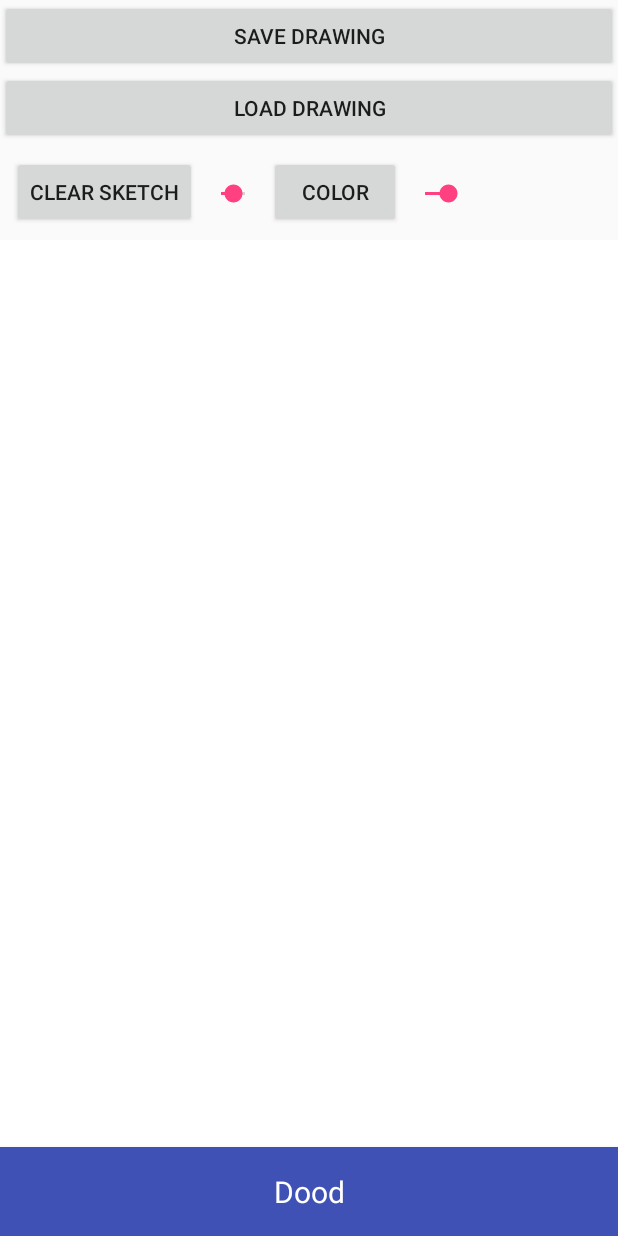
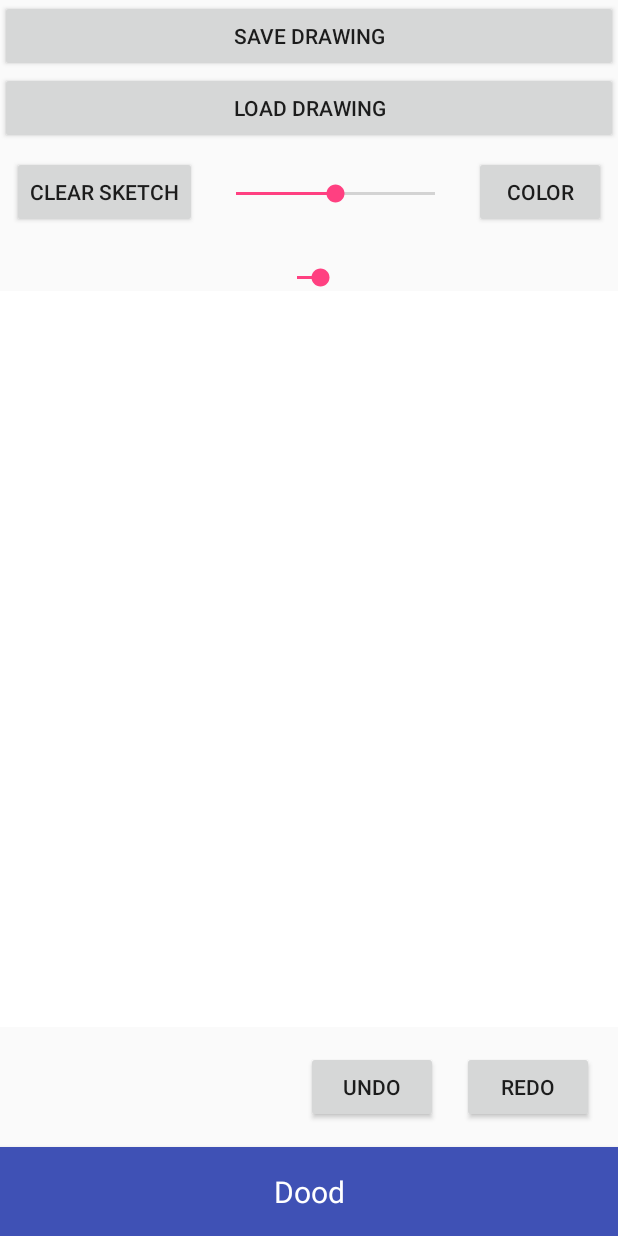
Before and after one commit to Larissa-Chelius/DoodleApp, an Android app built with Jetpack Compose: the screen it shows after launch (MainActivity), on a phone screen of 412 x 824 dp. Run offline under Robolectric (Android 15) with nearby library versions, the phone set to English and light mode, and no system bars.

Commit message:
working undo and redo button

```diff
--- a/app/src/main/java/com/example/dood/MainActivity.kt
+++ b/app/src/main/java/com/example/dood/MainActivity.kt
@@ -1,12 +1,13 @@
 package com.example.dood
 
+import android.content.DialogInterface
 import android.graphics.Color
 import android.os.Bundle
+import android.view.View
 import android.widget.Button
 import android.widget.SeekBar
+import androidx.appcompat.app.AlertDialog
 import androidx.appcompat.app.AppCompatActivity
-import androidx.appcompat.app.AlertDialog
-import android.content.DialogInterface
 
 class MainActivity : AppCompatActivity() {
     private var doodleView: DoodleView? = null
@@ -16,6 +17,8 @@ class MainActivity : AppCompatActivity() {
     private var colorButton: Button? = null
     private var saveButton: Button? = null
     private var loadButton: Button? = null
+    private var undoButton: Button? = null
+    private var redoButton: Button? = null
 
     override fun onCreate(savedInstanceState: Bundle?) {
         super.onCreate(savedInstanceState)
@@ -30,6 +33,8 @@ class MainActivity : AppCompatActivity() {
         colorButton = findViewById(R.id.btnColor)
         saveButton = findViewById(R.id.btnSave)
         loadButton = findViewById(R.id.btnLoad)
+        undoButton = findViewById(R.id.undoButton)
+        redoButton = findViewById(R.id.redoButton)
 
         // Set up Clear Button functionality
         clearButton?.setOnClickListener { doodleView?.clearCanvas() }
@@ -58,9 +63,11 @@ class MainActivity : AppCompatActivity() {
             override fun onStopTrackingTouch(seekBar: SeekBar) {}
         })
 
+        // Set up Color Picker Dialog
         colorButton?.setOnClickListener {
             showColorPickerDialog()
         }
+
         // Set up Save Button functionality
         saveButton?.setOnClickListener {
             doodleView?.saveDrawing()
@@ -69,6 +76,16 @@ class MainActivity : AppCompatActivity() {
         // Set up Load Button functionality
         loadButton?.setOnClickListener {
             doodleView?.loadDrawing()
+        }
+
+        // Set up Undo Button functionality
+        undoButton?.setOnClickListener {
+            doodleView?.undo() // Call the undo method in DoodleView
+        }
+
+        // Set up Redo Button functionality
+        redoButton?.setOnClickListener {
+            doodleView?.redo() // Call the redo method in DoodleView
         }
     }
 
--- a/app/src/main/res/layout/activity_main.xml
+++ b/app/src/main/res/layout/activity_main.xml
@@ -4,6 +4,8 @@
     android:layout_width="match_parent"
     android:layout_height="match_parent"
     android:orientation="vertical">
+
+    <!-- Save and Load Buttons -->
     <Button
         android:id="@+id/btnSave"
         android:layout_width="match_parent"
@@ -21,31 +23,36 @@
         android:layout_width="match_parent"
         android:layout_height="wrap_content"
         android:orientation="horizontal"
-        android:padding="8dp">
+        android:padding="8dp"
+        android:gravity="center_horizontal">
 
         <Button
             android:id="@+id/btnClear"
             android:layout_width="wrap_content"
             android:layout_height="wrap_content"
-            android:text="Clear Sketch" />
+            android:text="Clear Sketch"
+            android:layout_marginEnd="16dp"/>
 
         <SeekBar
             android:id="@+id/seekBarBrushSize"
-            android:layout_width="wrap_content"
-            android:paddingLeft="100dp"
-            android:paddingRight="100dp"
+            android:layout_width="0dp"
             android:layout_height="wrap_content"
+            android:layout_weight="1"
             android:max="255"
             android:progress="128"
             android:layout_marginTop="16dp"
-            android:layout_centerHorizontal="true" />
+            android:paddingStart="10dp"
+            android:paddingEnd="10dp"/>
 
         <Button
             android:id="@+id/btnColor"
             android:layout_width="wrap_content"
             android:layout_height="wrap_content"
-            android:text="Color" />
+            android:text="Color"
+            android:layout_marginStart="16dp"/>
+    </LinearLayout>
 
+    <!-- Opacity SeekBar -->
     <SeekBar
         android:id="@+id/seekBarOpacity"
         android:layout_width="wrap_content"
@@ -53,8 +60,7 @@
         android:max="100"
         android:progress="100"
         android:layout_marginTop="16dp"
-            android:layout_centerHorizontal="true" />
-    </LinearLayout>
+        android:layout_gravity="center_horizontal"/>
 
     <!-- Doodle Canvas -->
     <com.example.dood.DoodleView
@@ -64,12 +70,34 @@
         android:layout_weight="1"
         android:background="#FFFFFF" />
 
+    <!-- Undo and Redo Buttons (Placed at bottom using Gravity) -->
+    <LinearLayout
+        android:layout_width="match_parent"
+        android:layout_height="wrap_content"
+        android:orientation="horizontal"
+        android:gravity="end|bottom"
+        android:padding="16dp">
+
+        <Button
+            android:id="@+id/undoButton"
+            android:layout_width="wrap_content"
+            android:layout_height="wrap_content"
+            android:text="Undo"
+            android:layout_marginEnd="16dp"/>
+
+        <Button
+            android:id="@+id/redoButton"
+            android:layout_width="wrap_content"
+            android:layout_height="wrap_content"
+            android:text="Redo"/>
+
+    </LinearLayout>
+
     <!-- Title Bar at the Bottom -->
     <androidx.appcompat.widget.Toolbar
         android:id="@+id/toolbar"
         android:layout_width="match_parent"
         android:layout_height="wrap_content"
-        android:layout_gravity="bottom"
         android:background="?attr/colorPrimary"
         android:elevation="4dp">
 
```
Also changed, not shown: app/src/main/java/com/example/dood/DoodleView.java (+86 -29 lines). Lines whose indentation alone changed are shown as unchanged.
